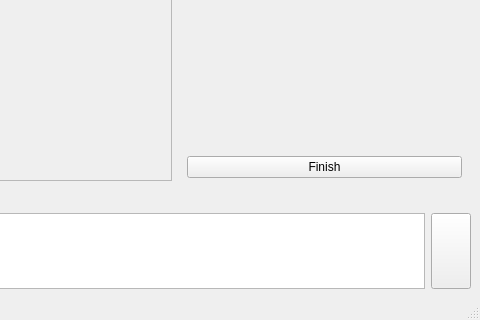
The window that src/resources/ui/main.ui (TUD-IMB/Crackpot) describes before a commit, drawn with Qt 5; both pictures show x 226 to 706 and y 336 to 656 of the 706 by 656 pixel window.
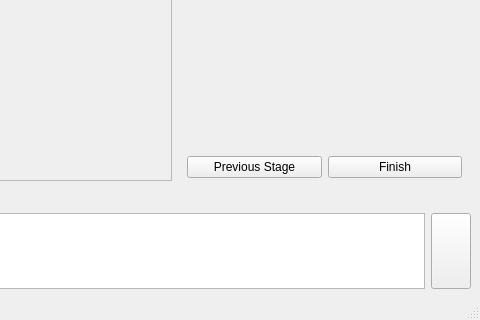
The same window after the commit. The open tabs and pages were chosen to show the change. Icons and pictures are not drawn.

Commit message: Previous Button

What changed in the file:
```diff
--- a/src/resources/ui/main.ui
+++ b/src/resources/ui/main.ui
@@ -1742,11 +1742,22 @@
                  </spacer>
                 </item>
                 <item>
+                 <layout class="QHBoxLayout" name="horizontalLayout_27">
+                  <item>
+                   <widget class="QPushButton" name="previousButton5">
+                    <property name="text">
+                     <string>Previous Stage</string>
+                    </property>
+                   </widget>
+                  </item>
+                  <item>
                  <widget class="QPushButton" name="nextButton5">
                   <property name="text">
                    <string>Finish</string>
                   </property>
                  </widget>
+                  </item>
+                 </layout>
                 </item>
                </layout>
               </item>
```
Left out of the diff: 25 changed lines with no effect on the pictures. Lines whose indentation alone changed are shown as unchanged. The commit also changes 2 other files.
